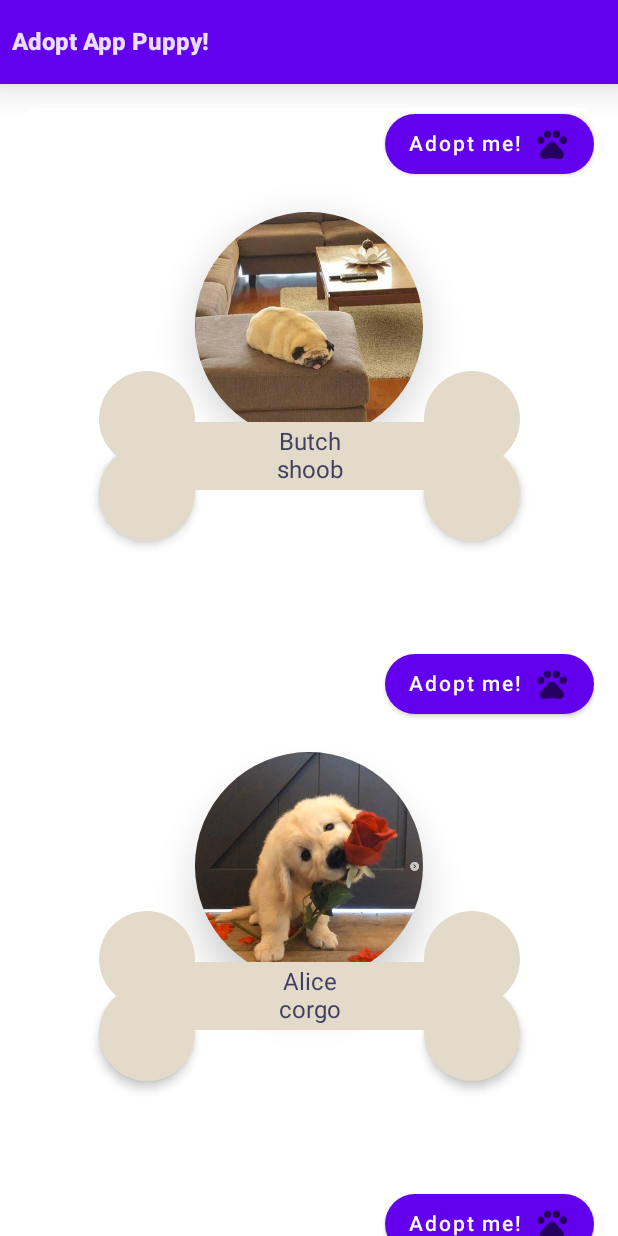
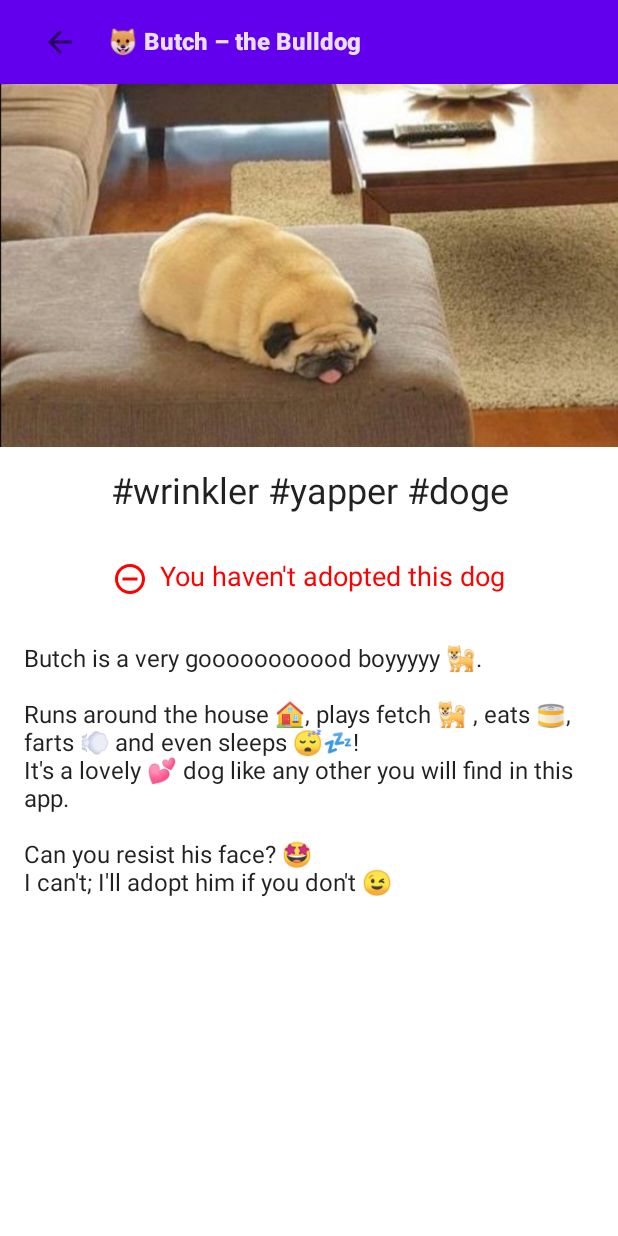
Before and after one commit to NanoSpicer/AdoptAppUppy, an Android app built with Jetpack Compose: the screen it shows after launch (MainActivity before the commit, DetailActivity after it), after a tap on "Adopt me!", on a phone screen of 412 x 824 dp. Run offline under Robolectric (Android 15) with nearby library versions, the phone set to English and light mode, and no system bars.

Commit message:
Lots of progress

```diff
--- a/app/src/main/AndroidManifest.xml
+++ b/app/src/main/AndroidManifest.xml
@@ -29,6 +29,9 @@
                 <category android:name="android.intent.category.LAUNCHER" />
             </intent-filter>
         </activity>
+        <activity
+            android:name="com.example.androiddevchallenge.DetailActivity"
+            android:theme="@style/Theme.AndroidDevChallenge.NoActionBar"/>
     </application>
 
 </manifest>
--- /dev/null
+++ b/app/src/main/java/com/example/androiddevchallenge/DetailActivity.kt
@@ -0,0 +1,188 @@
+/*
+ * Copyright 2021 The Android Open Source Project
+ *
+ * Licensed under the Apache License, Version 2.0 (the "License");
+ * you may not use this file except in compliance with the License.
+ * You may obtain a copy of the License at
+ *
+ *     https://www.apache.org/licenses/LICENSE-2.0
+ *
+ * Unless required by applicable law or agreed to in writing, software
+ * distributed under the License is distributed on an "AS IS" BASIS,
+ * WITHOUT WARRANTIES OR CONDITIONS OF ANY KIND, either express or implied.
+ * See the License for the specific language governing permissions and
+ * limitations under the License.
+ */
+package com.example.androiddevchallenge
+
+import android.os.Bundle
+import androidx.activity.compose.setContent
+import androidx.annotation.DrawableRes
+import androidx.appcompat.app.AppCompatActivity
+import androidx.compose.foundation.Image
+import androidx.compose.foundation.background
+import androidx.compose.foundation.layout.*
+import androidx.compose.foundation.lazy.LazyColumn
+import androidx.compose.foundation.lazy.items
+import androidx.compose.foundation.shape.CircleShape
+import androidx.compose.material.*
+import androidx.compose.runtime.Composable
+import androidx.compose.runtime.collectAsState
+import androidx.compose.ui.Alignment
+import androidx.compose.ui.Modifier
+import androidx.compose.ui.graphics.Color
+import androidx.compose.ui.graphics.ColorFilter
+import androidx.compose.ui.graphics.vector.ImageVector
+import androidx.compose.ui.layout.ContentScale
+import androidx.compose.ui.res.painterResource
+import androidx.compose.ui.text.font.FontStyle
+import androidx.compose.ui.text.font.FontWeight
+import androidx.compose.ui.text.style.TextAlign
+import androidx.compose.ui.tooling.preview.Preview
+import androidx.compose.ui.unit.dp
+import androidx.compose.ui.unit.sp
+import androidx.lifecycle.viewmodel.compose.viewModel
+import com.example.androiddevchallenge.datasource.PuppyRepo
+import com.example.androiddevchallenge.model.IDS
+import com.example.androiddevchallenge.model.Puppy
+import com.example.androiddevchallenge.ui.theme.MyTheme
+import com.example.androiddevchallenge.ui.views.PuppyUI
+import com.example.androiddevchallenge.viewmodel.PuppyListViewModel
+
+class DetailActivity : AppCompatActivity() {
+
+    private val puppy by lazy {
+        intent.getParcelableExtra<Puppy>("puppy")
+    }
+
+    override fun onCreate(savedInstanceState: Bundle?) {
+        super.onCreate(savedInstanceState)
+        setContent {
+            MyTheme {
+                DetailView(puppy) { onBackPressed() }
+            }
+        }
+    }
+}
+
+// Start building your app here!
+@Composable
+fun DetailView(pup: Puppy?, goBack: () -> Unit) {
+    val paw = painterResource(R.drawable.ic_paw)
+    Surface(color = MaterialTheme.colors.background) {
+        Column {
+            val title =
+                pup?.let { "\uD83D\uDC36 ${it.name} – the ${it.race}" } ?: "Sorry, we couldn't find that pupper!"
+            Toolbar(title = title, goBack)
+            if(pup != null) {
+                PupperDetails(pup)
+            } else {
+                Row(
+                    modifier = Modifier.padding(16.dp),
+                    horizontalArrangement = Arrangement.Center
+                ) {
+                    Image(painter = paw, contentDescription = "icon")
+                    Image(painter = paw, contentDescription = "icon")
+                    Image(painter = paw, contentDescription = "icon")
+                    Text("Sorry, we couldn't find that pupper!")
+                    Image(painter = paw, contentDescription = "icon")
+                    Image(painter = paw, contentDescription = "icon")
+                    Image(painter = paw, contentDescription = "icon")
+                }
+            }
+        }
+    }
+}
+
+@Composable
+fun Toolbar(title: String, goBack: () -> Unit) {
+    val backBitmap = painterResource(R.drawable.ic_back)
+    Surface(
+        modifier =
+        Modifier
+            .fillMaxWidth()
+            .height(56.dp),
+        color = MaterialTheme.colors.primarySurface,
+        elevation = 16.dp
+    ) {
+        Row(
+            modifier = Modifier.padding(horizontal = 8.dp),
+            verticalAlignment = Alignment.CenterVertically
+        ) {
+            Button(
+                modifier = Modifier.background(Color.Transparent),
+                elevation = null,
+                onClick = goBack,
+                shape = CircleShape
+            ) {
+                Image(backBitmap, contentDescription = "Go back")
+            }
+            Text(title, fontWeight = FontWeight.ExtraBold)
+        }
+    }
+}
+
+
+
+@Composable
+fun PupperDetails(pup: Puppy) = Column(Modifier.fillMaxWidth()){
+    val adoptedText = if(pup.adopted) "You have adopted this dog!" else "You haven't adopted this dog"
+    val color = if(pup.adopted) Color.Green else Color.Red
+    val icon = if(pup.adopted) R.drawable.ic_paw else R.drawable.ic_remove
+    val iconBmp = painterResource(icon)
+    val bmp = painterResource(pup.image)
+    Image(
+        bmp,
+        contentScale = ContentScale.Crop,
+        contentDescription = "A picture of a ${pup.race} dog named ${pup.name}",
+        modifier =
+        Modifier
+            .fillMaxWidth()
+            .height(242.dp)
+    )
+    Text( modifier=Modifier.fillMaxWidth().padding(16.dp),text = pup.tagline, textAlign = TextAlign.Center, fontSize = 24.sp)
+
+    Row(
+        modifier=Modifier.fillMaxWidth().padding(16.dp),
+        horizontalArrangement = Arrangement.Center
+    ) {
+        Image(
+            painter = iconBmp,
+            colorFilter = ColorFilter.tint(color),
+            contentDescription = "An icon"
+        )
+        Spacer(modifier = Modifier.size(8.dp))
+        Text(text = adoptedText, color = color, fontSize = 18.sp)
+    }
+
+    Text(
+        modifier=Modifier.fillMaxWidth().padding(16.dp),
+        text =
+            """
+                ${pup.name} is a very gooooooooood boyyyyy 🐕.
+
+                Runs around the house 🏠, plays fetch 🐕 , eats 🥫, farts 💨 and even sleeps 😴💤!
+                It's a lovely 💕 dog like any other you will find in this app.
+
+                Can you resist his face? 🤩
+                I can't; I'll adopt him if you don't 😉
+            """.trimIndent()
+    )
+
+}
+
+
+@Preview
+@Composable
+fun DetailView_Preview() {
+    DetailView(
+        Puppy(
+            name = "Bobby",
+            tagline= "tagline",
+            race = "race",
+            image = R.drawable._1,
+            adopted = false,
+            id = -1L
+        )
+    ){}
+}
--- a/app/src/main/java/com/example/androiddevchallenge/MainActivity.kt
+++ b/app/src/main/java/com/example/androiddevchallenge/MainActivity.kt
@@ -15,8 +15,10 @@
  */
 package com.example.androiddevchallenge
 
+import android.content.Intent
 import android.os.Bundle
 import androidx.activity.compose.setContent
+import androidx.activity.viewModels
 import androidx.appcompat.app.AppCompatActivity
 import androidx.compose.foundation.layout.Column
 import androidx.compose.foundation.layout.Row
@@ -35,12 +37,20 @@ import androidx.compose.ui.Alignment
 import androidx.compose.ui.Modifier
 import androidx.compose.ui.text.font.FontWeight
 import androidx.compose.ui.unit.dp
+import androidx.lifecycle.lifecycleScope
 import androidx.lifecycle.viewmodel.compose.viewModel
 import com.example.androiddevchallenge.ui.theme.MyTheme
 import com.example.androiddevchallenge.ui.views.PuppyUI
 import com.example.androiddevchallenge.viewmodel.PuppyListViewModel
+import kotlinx.coroutines.flow.collect
+import kotlinx.coroutines.flow.consumeAsFlow
+import kotlinx.coroutines.launch
 
 class MainActivity : AppCompatActivity() {
+
+    private val vm by viewModels<PuppyListViewModel>()
+
+    private val selectedPups by lazy { vm.puppyClicked.consumeAsFlow() }
 
     override fun onCreate(savedInstanceState: Bundle?) {
         super.onCreate(savedInstanceState)
@@ -49,6 +59,17 @@ class MainActivity : AppCompatActivity() {
                 MyApp()
             }
         }
+        lifecycleScope.launch {
+            selectedPups.collect { pup ->
+                val intent = Intent(this@MainActivity, DetailActivity::class.java)
+                val extras = Bundle().apply {
+                    putParcelable("puppy", pup)
+                }
+                intent.putExtras(extras)
+                startActivity(intent)
+            }
+        }
+
     }
 }
 
--- a/app/src/main/java/com/example/androiddevchallenge/datasource/PuppyRepo.kt
+++ b/app/src/main/java/com/example/androiddevchallenge/datasource/PuppyRepo.kt
@@ -98,7 +98,7 @@ object PuppyRepo {
         "Beagle",
         "Poodle",
         "Rottweiler",
-        "German Shorthaired Pointer",
+        "German Pointer",
         "Yorkshire Terrier",
         "Boxer"
     )
@@ -106,7 +106,8 @@ object PuppyRepo {
     init {
         pups = puppyImages.map { image ->
             val name = puppyNames.random()
-            val tagline = puppyTags.random()
+            val takeN = (2..5).random()
+            val tagline = puppyTags.toSet().toList().shuffled().take(takeN).joinToString(" ") { "#$it" }
             val breed = puppyBreeds.random()
             Puppy(name, tagline, breed, image)
         }
--- a/app/src/main/java/com/example/androiddevchallenge/ui/views/PuppyUI.kt
+++ b/app/src/main/java/com/example/androiddevchallenge/ui/views/PuppyUI.kt
@@ -41,8 +41,12 @@ import androidx.compose.ui.draw.clip
 import androidx.compose.ui.draw.shadow
 import androidx.compose.ui.graphics.Color
 import androidx.compose.ui.res.painterResource
+import androidx.compose.ui.text.font.FontStyle
+import androidx.compose.ui.text.style.TextAlign
 import androidx.compose.ui.tooling.preview.Preview
+import androidx.compose.ui.unit.TextUnit
 import androidx.compose.ui.unit.dp
+import androidx.compose.ui.unit.sp
 import androidx.compose.ui.zIndex
 import com.example.androiddevchallenge.R
 import com.example.androiddevchallenge.model.Puppy
@@ -158,8 +162,11 @@ private fun SimplePuppy(puppy: Puppy, onAdopt: func<Puppy>? = null) = Column {
                 verticalArrangement = Arrangement.Center,
                 horizontalAlignment = Alignment.CenterHorizontally
             ) {
-                Text(text = puppy.name, color = AppColors.engraving)
-                Text(text = puppy.tagline, color = AppColors.engraving)
+                Text(
+                    text = puppy.name, textAlign = TextAlign.Center,color = AppColors.engraving,
+                    fontStyle = FontStyle.Italic, fontSize = 32.sp
+                )
+                Text(text = "the ${puppy.race.toLowerCase()}", textAlign = TextAlign.Center, color = AppColors.engraving)
             }
             Column(
                 Modifier
--- a/app/src/main/java/com/example/androiddevchallenge/viewmodel/PuppyListViewModel.kt
+++ b/app/src/main/java/com/example/androiddevchallenge/viewmodel/PuppyListViewModel.kt
@@ -19,6 +19,8 @@ import androidx.lifecycle.ViewModel
 import androidx.lifecycle.viewModelScope
 import com.example.androiddevchallenge.datasource.PuppyRepo
 import com.example.androiddevchallenge.model.Puppy
+import kotlinx.coroutines.channels.Channel
+import kotlinx.coroutines.flow.consumeAsFlow
 import kotlinx.coroutines.flow.onEach
 import kotlinx.coroutines.launch
 
@@ -28,11 +30,14 @@ class PuppyListViewModel : ViewModel() {
         println("FlowEmitted: $it")
     }
 
+    val puppyClicked = Channel<Puppy>()
+
     fun togglePuppyAdoption(puppy: Puppy) = viewModelScope.launch {
         PuppyRepo.toggleAdoption(puppy.id)
     }
 
     fun seeDetails(puppy: Puppy) {
+        puppyClicked.offer(puppy)
         println("seeDetails $puppy")
     }
 }
--- /dev/null
+++ b/app/src/main/res/drawable/ic_back.xml
@@ -0,0 +1,10 @@
+<vector xmlns:android="http://schemas.android.com/apk/res/android"
+    android:width="24dp"
+    android:height="24dp"
+    android:viewportWidth="24"
+    android:viewportHeight="24"
+    android:tint="?attr/colorControlNormal">
+  <path
+      android:fillColor="@android:color/white"
+      android:pathData="M20,11H7.83l5.59,-5.59L12,4l-8,8 8,8 1.41,-1.41L7.83,13H20v-2z"/>
+</vector>
```
